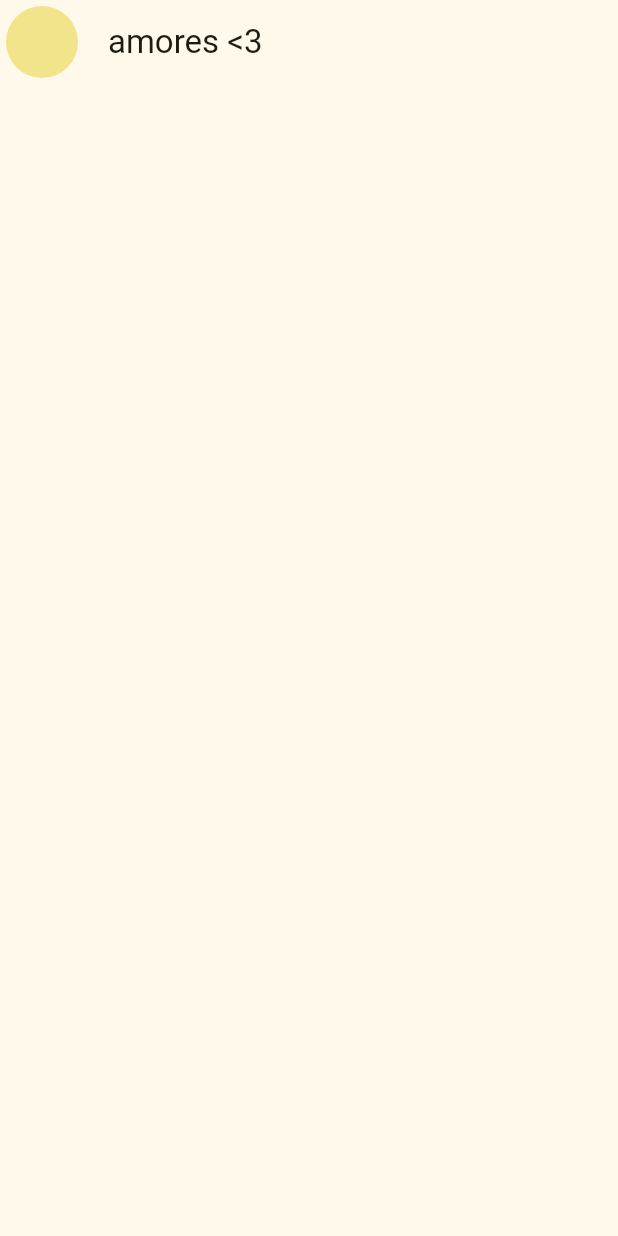
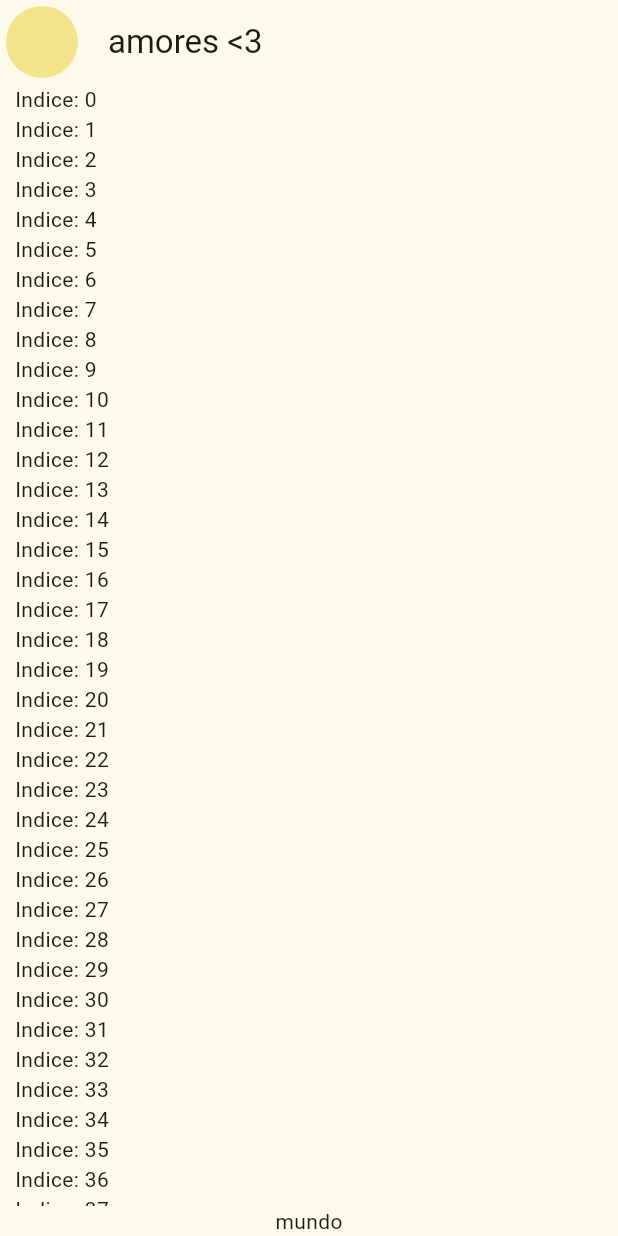
Before and after one commit to Erebuxs/Yes_No_App, a Flutter app: the screen it shows after launch, on a phone screen of 412 x 824 dp. Run offline on Flutter 3.47's test engine with Material 3 defaults, Android fonts, the phone set to English and light mode, and no system bars.

Commit message:
ListView - Area de los mensajes

```diff
--- a/lib/presentation/chat/chat_screen.dart
+++ b/lib/presentation/chat/chat_screen.dart
@@ -15,6 +15,29 @@ class ChatScreen extends StatelessWidget {
         ),
         title: const Text('amores <3'),
       ),
+      body: _ChatView(),
     );
   }
 }
+
+class _ChatView extends StatelessWidget {
+
+  @override
+  Widget build(BuildContext context) {
+    return SafeArea(
+      child: Padding(
+        padding: const EdgeInsets.symmetric(horizontal: 10),
+        child: Column(
+          children: [
+            Expanded(child: ListView.builder(
+              itemBuilder: (context, index) {
+                return Text('Indice: $index');
+              })
+            ),
+            Text('mundo')
+          ],
+        ),
+      ),
+    );
+  }
+}
```
